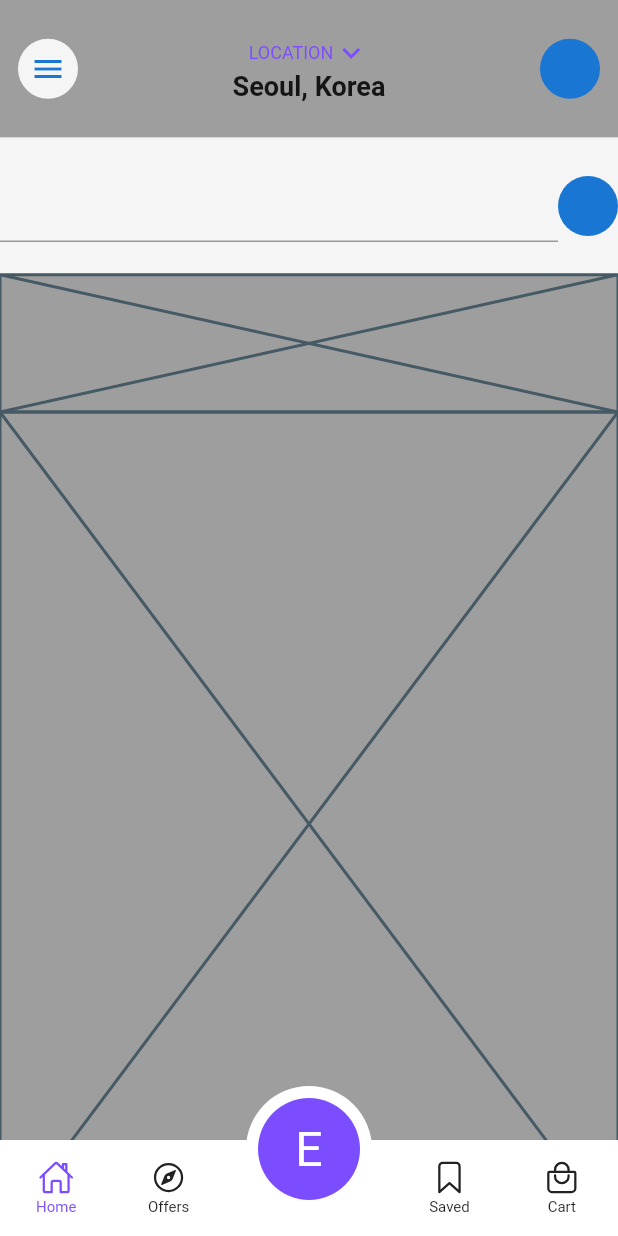
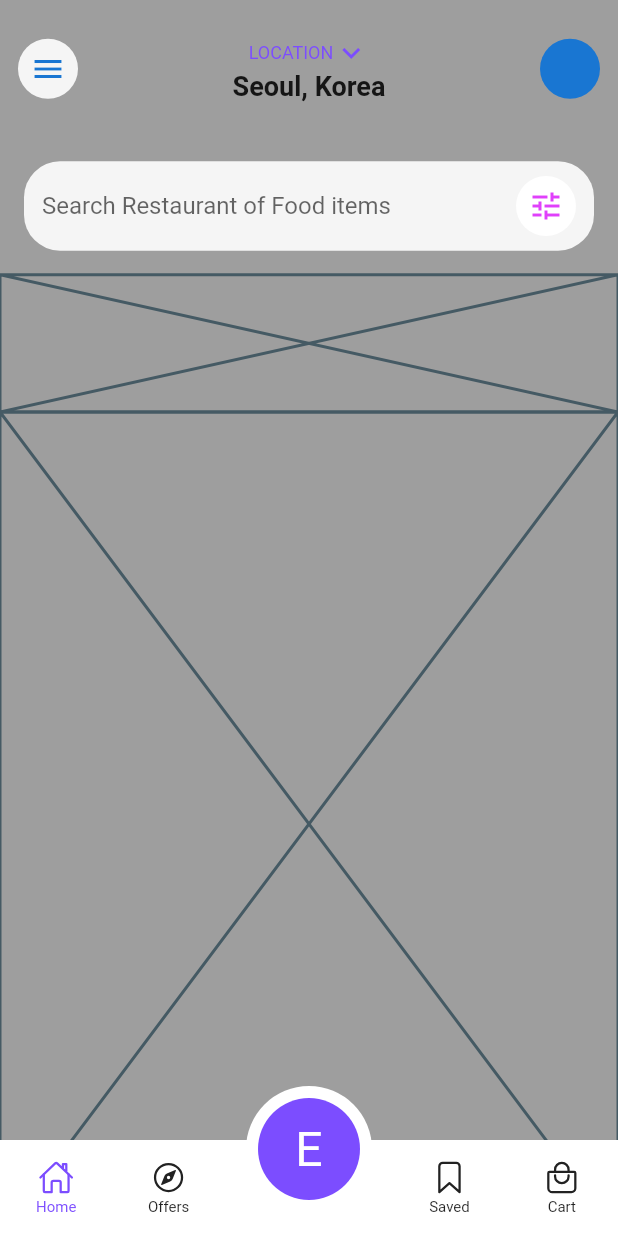
Before and after one commit to JAICHANGPARK/flutter_notebook_18th_story, a Flutter app: the screen it shows after launch, on a phone screen of 412 x 824 dp. Run offline on Flutter 3.47's test engine with Material 2 defaults, Android fonts, the phone set to English and light mode, and no system bars; our stand-ins replace cached_network_image, flutter_riverpod, go_router, ionicons.

Commit message:
Update food_delivery_home_screen.dart

```diff
--- a/lib/ep1054_food_delivery_app/src/ui/food_delivery_home_screen.dart
+++ b/lib/ep1054_food_delivery_app/src/ui/food_delivery_home_screen.dart
@@ -81,19 +81,34 @@ class _FoodDeliveryHomeScreenState extends State<FoodDeliveryHomeScreen> {
                           ),
                         )),
                         Expanded(
+                          child: Padding(
+                            padding: const EdgeInsets.all(16.0),
                             child: Container(
                               decoration: BoxDecoration(
                                 color: Colors.grey[100],
+                                borderRadius: BorderRadius.circular(24),
                               ),
+                              padding: EdgeInsets.symmetric(horizontal: 12, vertical: 4),
                               child: Row(
                                 children: [
                                   Expanded(
-                                child: TextField(),
+                                    child: TextField(
+                                      decoration: InputDecoration(
+                                        border: InputBorder.none,
+                                        hintText: "Search Restaurant of Food items"
                                       ),
-                              CircleAvatar()
+                                    ),
+                                  ),
+                                  CircleAvatar(
+                                    child: Icon(Icons.tune),
+                                    backgroundColor: Colors.white,
+                                    foregroundColor: Colors.purpleAccent,
+                                  )
                                 ],
                               ),
-                        )),
+                            ),
+                          ),
+                        ),
                         Expanded(
                           child: Placeholder(),
                         ),
```
Lines whose indentation alone changed are shown as unchanged.
